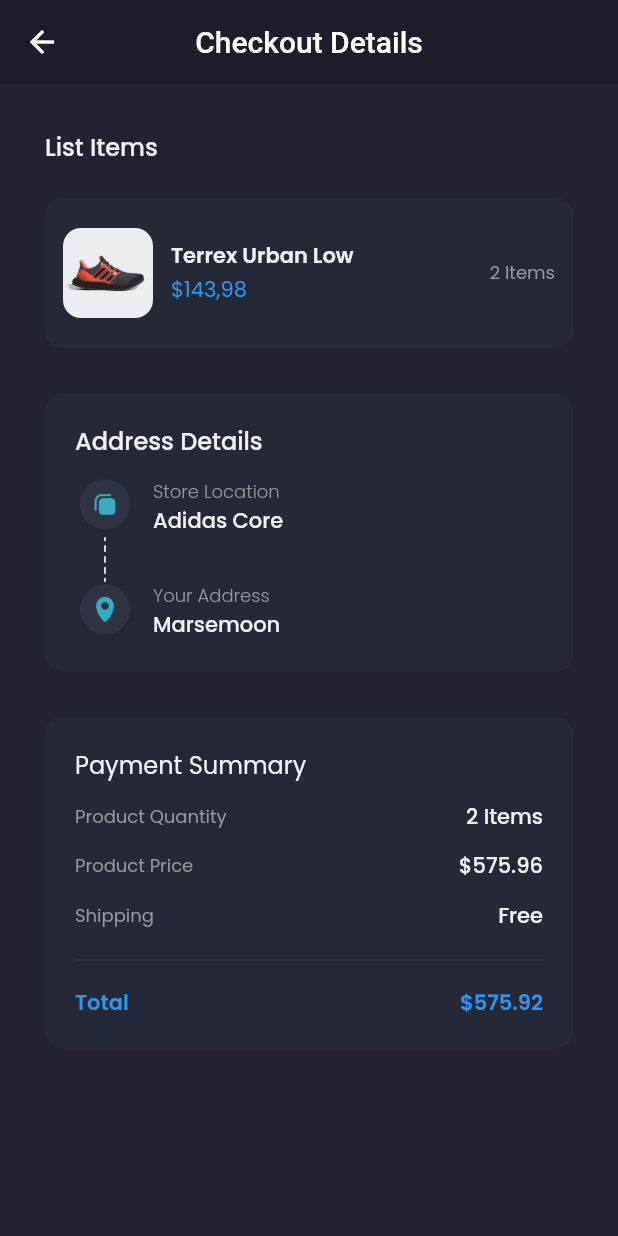
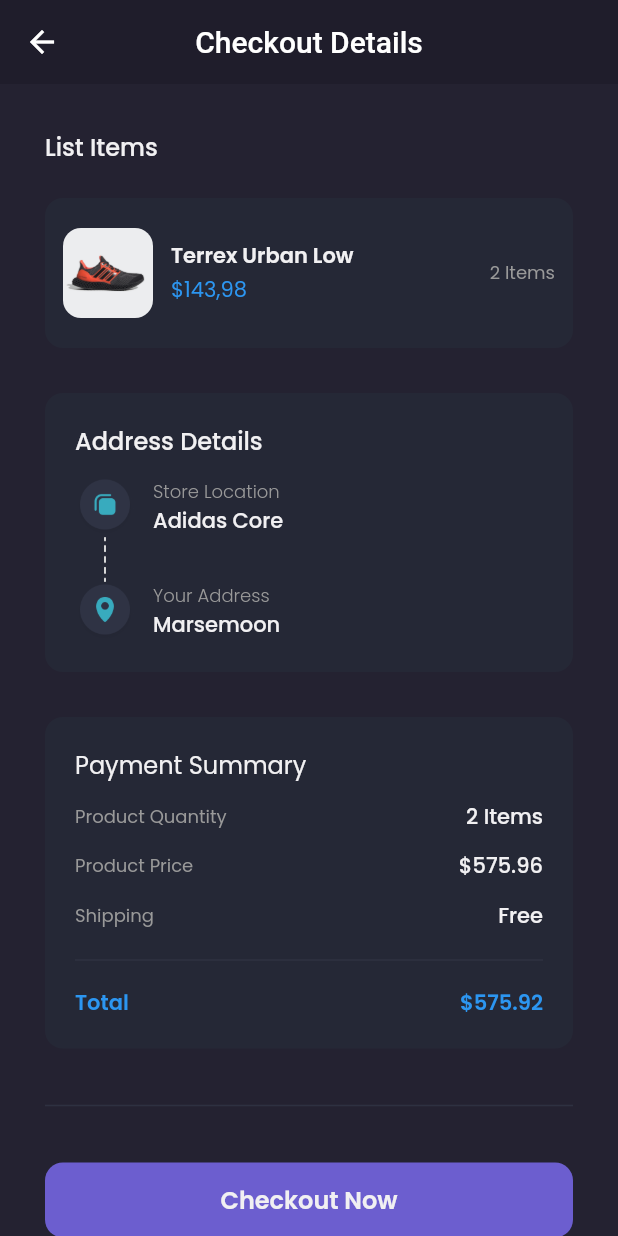
Before and after one commit to Syahro/shamo, a Flutter app: the CheckoutPage screen opened by its route, on a phone screen of 412 x 824 dp. Run offline on Flutter 3.47's test engine with Material 2 defaults, Android fonts, the phone set to English and light mode, and no system bars; our stand-ins replace carousel_slider, google_fonts.

Commit message:
done add checkoutButton on checkoutPage

```diff
--- a/lib/pages/home/checkout_page.dart
+++ b/lib/pages/home/checkout_page.dart
@@ -210,6 +210,35 @@ class CheckoutPage extends StatelessWidget {
               ],
             ),
           ),
+
+          //NOTE: Checkout Button
+          SizedBox(
+            height: defaultMargin,
+          ),
+          Divider(
+            thickness: 1,
+            color: Color(0XFF2E3141),
+          ),
+          Container(
+            height: 50,
+            width: double.infinity,
+            margin: EdgeInsets.symmetric(vertical: defaultMargin),
+            child: TextButton(
+              onPressed: () {},
+              style: TextButton.styleFrom(
+                  backgroundColor: primaryColor,
+                  shape: RoundedRectangleBorder(
+                    borderRadius: BorderRadius.circular(12),
+                  )),
+              child: Text(
+                'Checkout Now',
+                style: primaryTextStyle.copyWith(
+                  fontWeight: semiBold,
+                  fontSize: 16,
+                ),
+              ),
+            ),
+          )
         ],
       );
     }
```
